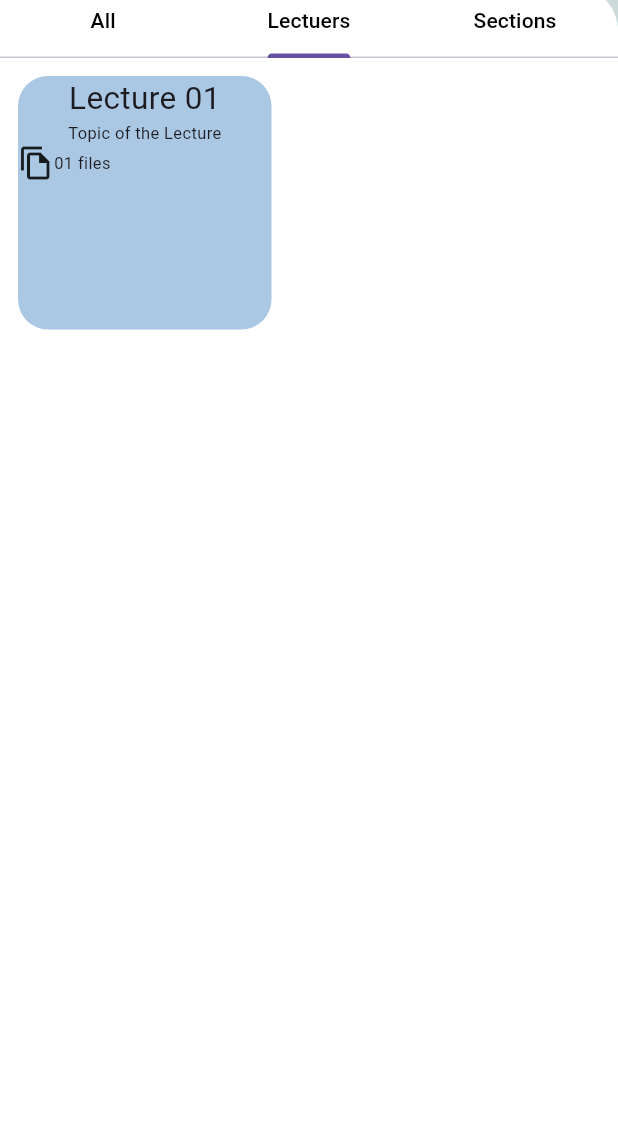
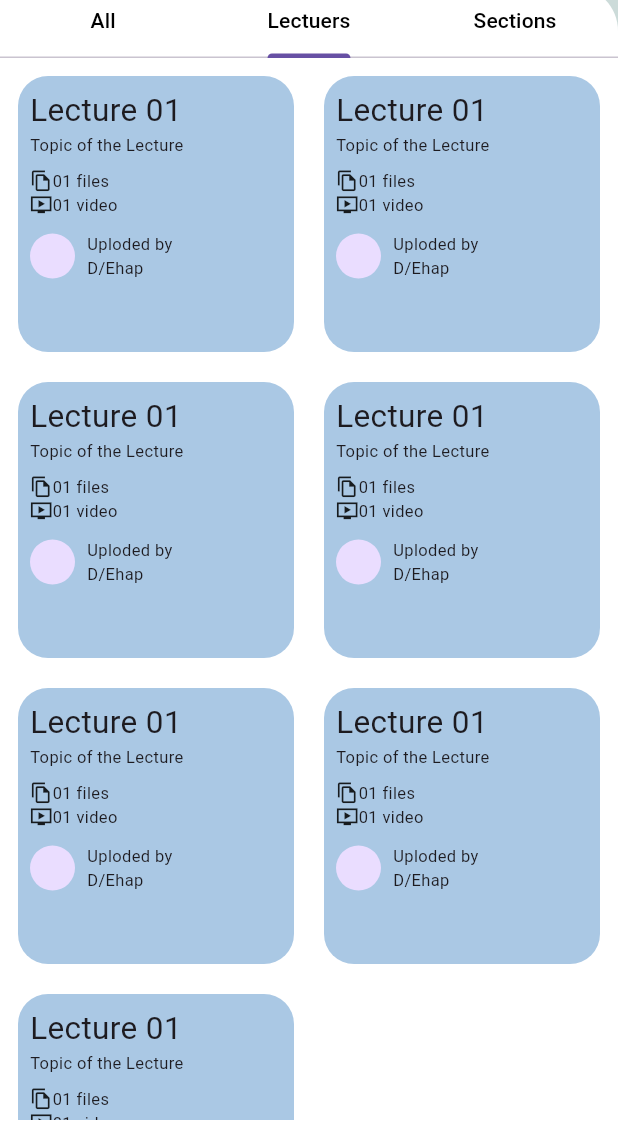
Before and after one commit to Abdo0Salah/smart_system, a Flutter app: the AttachmentScreen screen opened by its route, tab 2 chosen, on a phone screen of 412 x 824 dp, the part 98-1236 px from its top. Run offline on Flutter 3.47's test engine with Material 3 defaults, Android fonts, the phone set to English and light mode, and no system bars.

Commit message:
FINISH ABDO STUDENT

```diff
--- a/lib/main.dart
+++ b/lib/main.dart
@@ -4,20 +4,18 @@
 import 'package:flutter/material.dart';
 import 'package:smart_system/screens/assinment_screen.dart';
 import 'package:smart_system/screens/attachment/attachment_screen.dart';
+import 'package:smart_system/screens/attachment/lecture_atta.dart';
 import 'package:smart_system/screens/feedback_screen.dart';
 import 'package:smart_system/screens/meeting_screen.dart';
 import 'package:smart_system/screens/post_screen.dart';
 import 'package:smart_system/subject_group.dart';
 import 'package:smart_system/theme/my_theme_data.dart';
-
 import 'mat_page.dart';
-import 'models/material_model.dart';
-
 void main() {
   runApp( MyApp());
 }
 class MyApp extends StatelessWidget {
-  List <MaterialMoel> m = MaterialMoel.getMaterials();
+
 
   @override
   Widget build(BuildContext context) {
@@ -26,12 +24,13 @@ class MyApp extends StatelessWidget {
         initialRoute: MatPagee.routeName,
         routes: {
           SubjectGroups.routeName: (context) =>  SubjectGroups(),
-          MatPagee.routeName: (context) =>  MatPagee(m),
+          MatPagee.routeName: (context) =>  MatPagee(),
          AssinmentScreen.routeName: (context) =>  AssinmentScreen(),
           AttachmentScreen.routeName: (context) =>  AttachmentScreen(),
           FeedbackScreen.routeName: (context) =>  FeedbackScreen(),
           MeetingScreen.routeName: (context) =>  MeetingScreen(),
           PostScreen.routeName: (context) =>  PostScreen(),
+          LectureAttavhment.routeName: (context) =>  LectureAttavhment(),
 
         },
 
--- a/lib/screens/attachment/Tabs/lecture_tab.dart
+++ b/lib/screens/attachment/Tabs/lecture_tab.dart
@@ -1,6 +1,7 @@
 import 'package:flutter/material.dart';
 
 import '../../../shared/lecture_item.dart';
+import '../lecture_atta.dart';
 
 class LectureTap extends StatelessWidget {
    LectureTap({super.key});
@@ -13,10 +14,23 @@ class LectureTap extends StatelessWidget {
         child: GridView(
           gridDelegate: SliverGridDelegateWithFixedCrossAxisCount(
               crossAxisCount: 2,
-              mainAxisSpacing: 60,
-              crossAxisSpacing: 50),
+              mainAxisSpacing: 20,
+              crossAxisSpacing: 20),
           children:<Widget>[
+            InkWell(child: LectureItem(),
+            onTap: () {
+              Navigator.pushNamed(
+                context,
+                LectureAttavhment.routeName,
+              );
+            },),
             LectureItem(),
+            LectureItem(),
+            LectureItem(),
+            LectureItem(),
+            LectureItem(),
+            LectureItem(),
+
           ],
 
 
--- a/lib/shared/lecture_item.dart
+++ b/lib/shared/lecture_item.dart
@@ -7,20 +7,70 @@ class LectureItem extends StatelessWidget {
   Widget build(BuildContext context) {
     return Container(
       decoration: BoxDecoration(
-        borderRadius: BorderRadius.circular(20),
-        color: Color(0xFFAAC8E4)
-
-      ),
-      child: Column(
-        children: [
-          Text("Lecture 01",style: TextStyle(fontWeight: FontWeight.w400,fontSize: 21),),
-          Text("Topic of the Lecture",style: TextStyle(fontWeight: FontWeight.w400,fontSize: 11),),
-Row(children: [
-  Icon(Icons.file_copy_outlined),
-  Text("01 files",style: TextStyle(fontWeight: FontWeight.w400,fontSize: 11),),
-
-],)
-        ],
+          borderRadius: BorderRadius.circular(20), color: Color(0xFFAAC8E4)),
+      child: Padding(
+        padding: const EdgeInsets.all(8.0),
+        child: Column(
+          crossAxisAlignment: CrossAxisAlignment.start,
+          children: [
+            Text(
+              "Lecture 01",
+              style: TextStyle(fontWeight: FontWeight.w400, fontSize: 21),
+            ),
+            Text(
+              "Topic of the Lecture",
+              style: TextStyle(fontWeight: FontWeight.w400, fontSize: 11),
+            ),
+            SizedBox(
+              height: 8,
+            ),
+            Row(
+              children: [
+                Icon(Icons.file_copy_outlined, size: 15),
+                Text(
+                  "01 files",
+                  style: TextStyle(fontWeight: FontWeight.w400, fontSize: 11),
+                ),
+              ],
+            ),
+            Row(
+              children: [
+                Icon(Icons.ondemand_video_sharp, size: 15),
+                Text(
+                  "01 video",
+                  style: TextStyle(fontWeight: FontWeight.w400, fontSize: 11),
+                ),
+              ],
+            ),
+            SizedBox(
+              height: 10,
+            ),
+            Row(
+              children: [
+                CircleAvatar(
+                  maxRadius: 15,
+                ),
+                SizedBox(width: 8,),
+                Column(
+                  crossAxisAlignment: CrossAxisAlignment.start,
+                  mainAxisAlignment: MainAxisAlignment.center,
+                  children: [
+                    Text(
+                      "Uploded by",
+                      style: TextStyle(
+                          fontWeight: FontWeight.w400, fontSize: 11),
+                    ),
+                    Text(
+                      "D/Ehap",
+                      style: TextStyle(
+                          fontWeight: FontWeight.w400, fontSize: 11),
+                    ),
+                  ],
+                ),
+              ],
+            ),
+          ],
+        ),
       ),
     );
   }
```
Also changed, not shown: lib/mat_page.dart (+15 -9 lines), lib/screens/attachment/lecture_atta.dart (added, +62 -0 lines).
